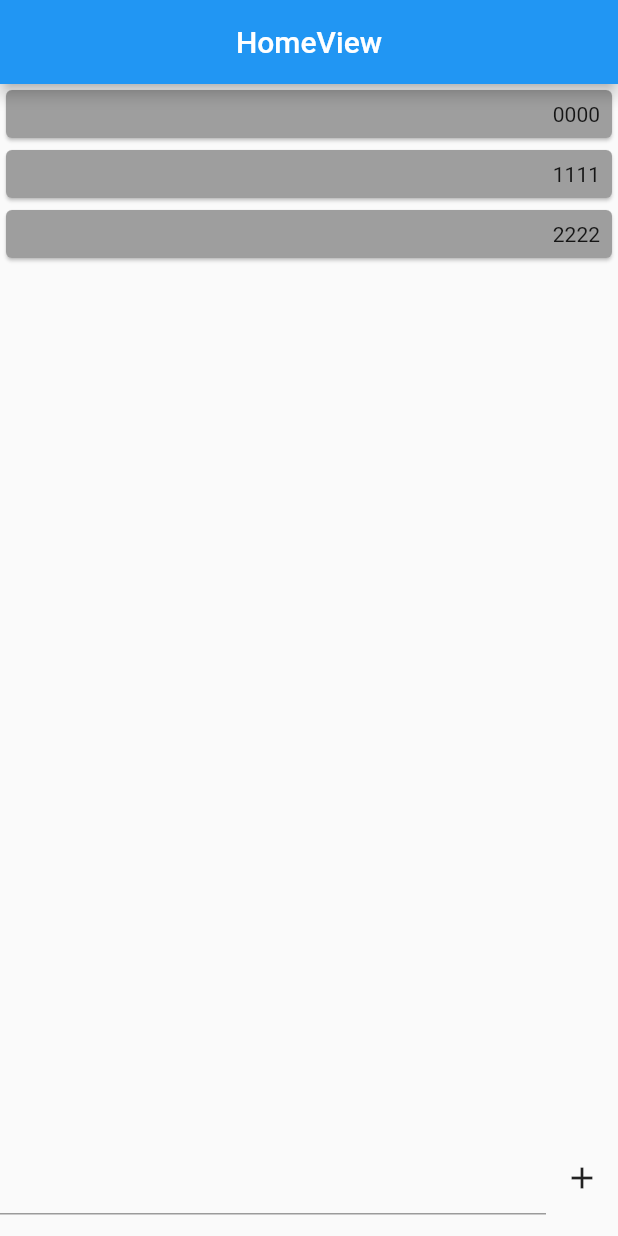
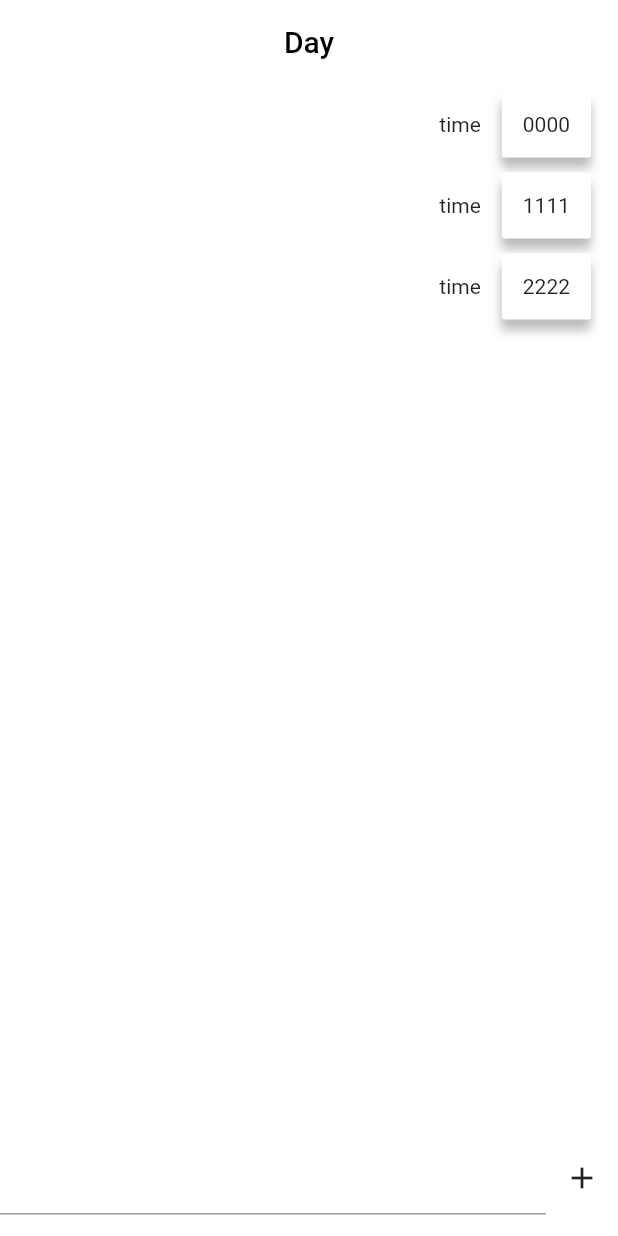
Before and after one commit to dc143cDev/memotile, a Flutter app: the screen it shows after launch, on a phone screen of 412 x 824 dp. Run offline on Flutter 3.47's test engine with Material 2 defaults, Android fonts, the phone set to English and light mode, and no system bars; our stand-ins replace get.

Commit message:
ui style

```diff
--- a/lib/app/global/memo_tile.dart
+++ b/lib/app/global/memo_tile.dart
@@ -7,14 +7,50 @@ class MemoTile extends StatelessWidget {
 
   @override
   Widget build(BuildContext context) {
-    return Card(
-      color: Colors.grey,
-      child: Padding(
-        padding: const EdgeInsets.all(8.0),
-        child: Text(
-          text!,
-          textAlign: TextAlign.right,
-        ),
+    final memo = Flexible(
+      child: Row(
+        mainAxisAlignment: MainAxisAlignment.end,
+        crossAxisAlignment: CrossAxisAlignment.start,
+        children: [
+          Flexible(
+            child: Padding(
+              padding: const EdgeInsets.all(14.0),
+              child: Text('time'),
+            ),
+          ),
+          Flexible(
+            child: Container(
+              padding: EdgeInsets.all(14),
+              decoration: BoxDecoration(
+                boxShadow: [
+                  BoxShadow(
+                    color: Colors.grey.withOpacity(0.7),
+                    blurRadius: 5.0,
+                    spreadRadius: 0.0,
+                    offset: Offset(0, 7),
+                  )
+                ],
+                borderRadius: BorderRadius.circular(2),
+                color: Colors.white,
+              ),
+              child: Text(
+                text!,
+              ),
+            ),
+          ),
+        ],
+      ),
+    );
+    return Padding(
+      padding: EdgeInsets.only(right: 18, left: 50, top: 5, bottom: 5),
+      child: Row(
+        mainAxisAlignment: MainAxisAlignment.end,
+        children: [
+          SizedBox(
+            height: 30,
+          ),
+          memo,
+        ],
       ),
     );
   }
--- a/lib/app/modules/home/views/home_view.dart
+++ b/lib/app/modules/home/views/home_view.dart
@@ -10,8 +10,14 @@ class HomeView extends GetView<HomeController> {
   @override
   Widget build(BuildContext context) {
     return Scaffold(
+      backgroundColor: Colors.white,
       appBar: AppBar(
-        title: const Text('HomeView'),
+        backgroundColor: Colors.white,
+        elevation: 0,
+        title: const Text(
+          'Day',
+          style: TextStyle(color: Colors.black),
+        ),
         centerTitle: true,
       ),
       body: SafeArea(
```
